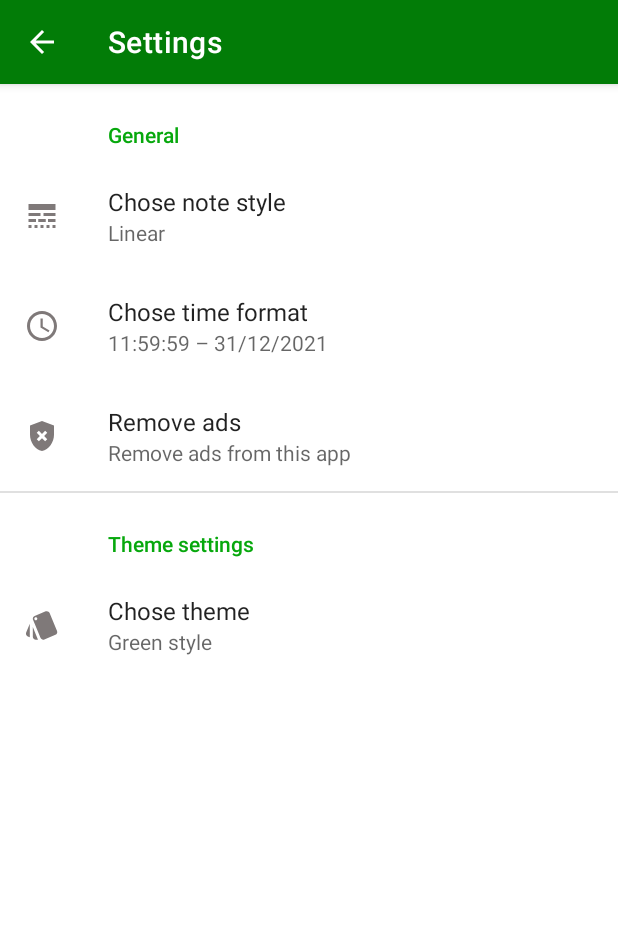
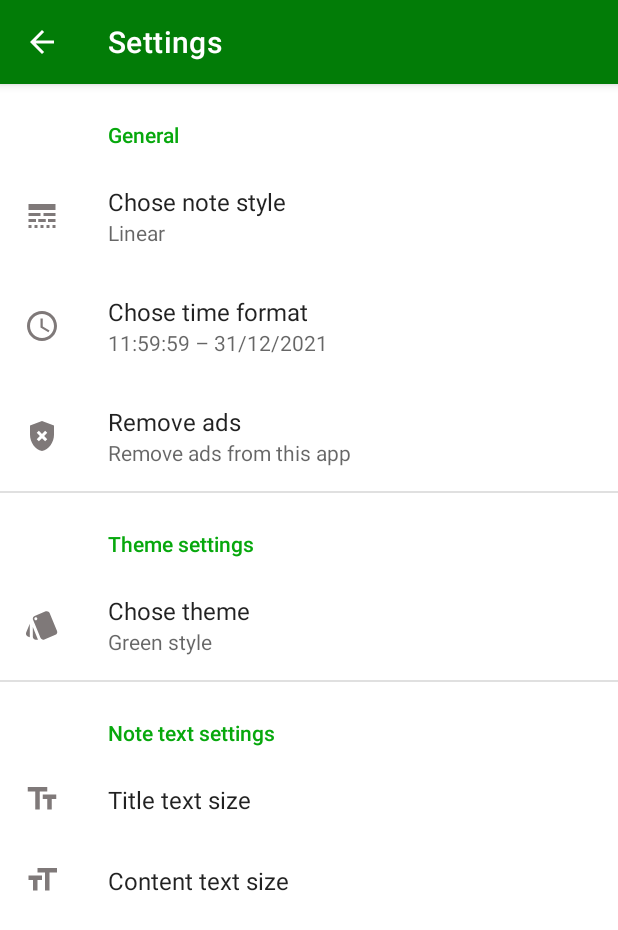
Before and after one commit to MesserA8/TargetShopping, an Android app: the SettingsFragment screen opened directly, with no data from a screen before it, on a phone screen of 412 x 824 dp. Shown: the top 930 px of the screen. Run offline under Robolectric (Android 15) with nearby library versions, the phone set to English and light mode, and no system bars; our stand-ins replace androidx.preference; libraries missing offline, so code that uses them is left out: com.android.billingclient; 1 statement that could not run was skipped.

Commit message:
text size preference xml added

```diff
--- a/app/build.gradle
+++ b/app/build.gradle
@@ -12,8 +12,8 @@ android {
         applicationId "com.messer_amd.targetshopping"
         minSdk 21
         targetSdk 31
-        versionCode 9
-        versionName "1.8"
+        versionCode 10
+        versionName "1.9"
         testInstrumentationRunner "androidx.test.runner.AndroidJUnitRunner"
         kapt{
             arguments{
--- a/app/src/main/java/com/messer_amd/targetshopping/activities/MainActivity.kt
+++ b/app/src/main/java/com/messer_amd/targetshopping/activities/MainActivity.kt
@@ -28,7 +28,7 @@ class MainActivity : AppCompatActivity() {
     private var currentTheme = ""
     private var iAd: InterstitialAd? = null
     private var adShowCounter = 0
-    private var adShowCounterMax = 7
+    private var adShowCounterMax = 3
     private lateinit var pref: SharedPreferences
 
     override fun onCreate(savedInstanceState: Bundle?) {
--- a/app/src/main/res/layout/activity_shop_list.xml
+++ b/app/src/main/res/layout/activity_shop_list.xml
@@ -4,7 +4,7 @@
     xmlns:tools="http://schemas.android.com/tools"
     android:layout_width="match_parent"
     android:layout_height="match_parent"
-    android:background="#F4FABC"
+    android:background="#DDF4FABC"
     tools:context=".activities.ShopListActivity">
 
     <androidx.recyclerview.widget.RecyclerView
--- a/app/src/main/res/xml/settings_preference.xml
+++ b/app/src/main/res/xml/settings_preference.xml
@@ -40,4 +40,21 @@
             android:title="@string/chose_theme"
             app:useSimpleSummaryProvider="true" />
     </PreferenceCategory>
+    <PreferenceCategory android:title="@string/note_text_settings">
+
+        <ListPreference
+            android:defaultValue="1"
+            android:entries="@array/text_size_array"
+            android:entryValues="@array/text_size_values"
+            android:key="title_size_key"
+            android:icon="@drawable/ic_text"
+            android:title="@string/title_text_size" />
+        <ListPreference
+            android:defaultValue="1"
+            android:entries="@array/text_size_array"
+            android:entryValues="@array/text_size_values"
+            android:key="content_size_key"
+            android:icon="@drawable/ic_text_content"
+            android:title="@string/content_text_size" />
+    </PreferenceCategory>
 </PreferenceScreen>
```
